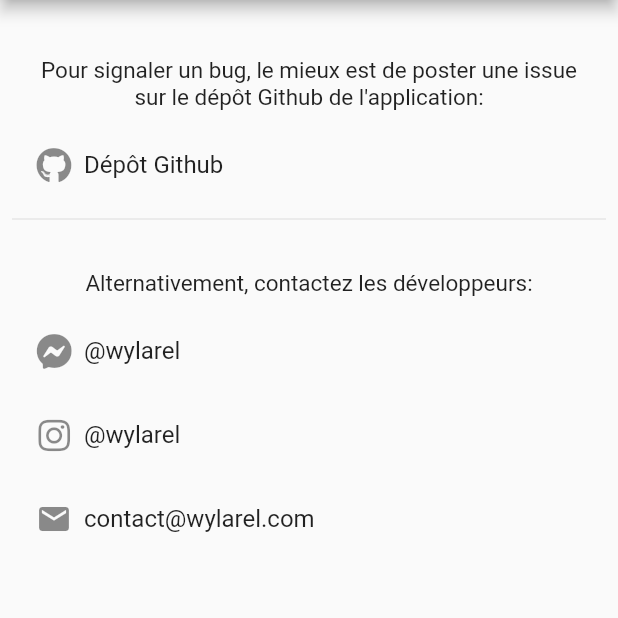
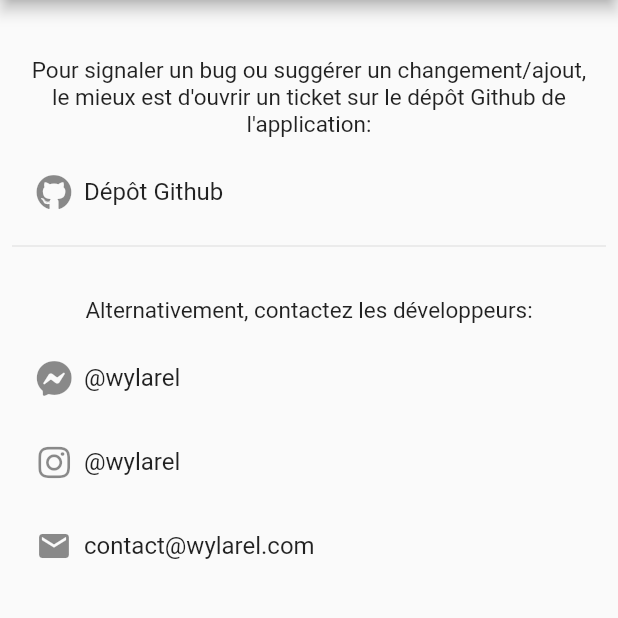
Before and after one commit to Wylarel/WahaApplication, a Flutter app: the BugreportPage screen opened by its route, on a phone screen of 412 x 824 dp, the part 84-702 px from its top. Run offline on Flutter 3.47's test engine with Material 2 defaults, Android fonts, the phone set to English and light mode, and no system bars; our stand-ins replace cloud_firestore, firebase_auth, firebase_messaging, fluttertoast, font_awesome_flutter; accounts and stored records are empty.

Commit message:
Change bugreport message

```diff
--- a/lib/module/bugreport/bugreport_view.dart
+++ b/lib/module/bugreport/bugreport_view.dart
@@ -20,7 +20,7 @@ class BugreportPage extends StatelessWidget {
             children: [
               Padding(
                 padding: const EdgeInsets.all(8.0),
-                child: Text("Pour signaler un bug, le mieux est de poster une issue sur le dépôt Github de l'application:", textAlign: TextAlign.center,
+                child: Text("Pour signaler un bug ou suggérer un changement/ajout, le mieux est d'ouvrir un ticket sur le dépôt Github de l'application:", textAlign: TextAlign.center,
                   style: TextStyle(fontWeight: FontWeight.normal, fontSize: 15.0),),
               ),
               _createDrawerItem(icon: FontAwesomeIcons.github, text: "Dépôt Github", onTap: () => _launchURL("https://github.com/WahaDevs/WahaApplication/issues/new")),
```
Also changed, not shown: 1 other file.
